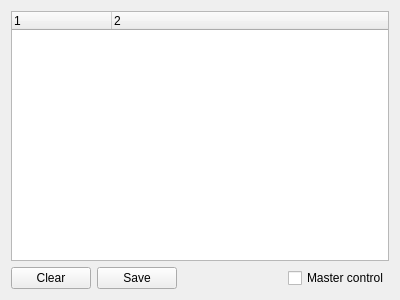
This is lib/cfclient/ui/toolboxes/crtpSharkToolbox.ui in bitcraze/crazyflie-clients-python as Qt 5 draws it before an edit. The edited form follows.
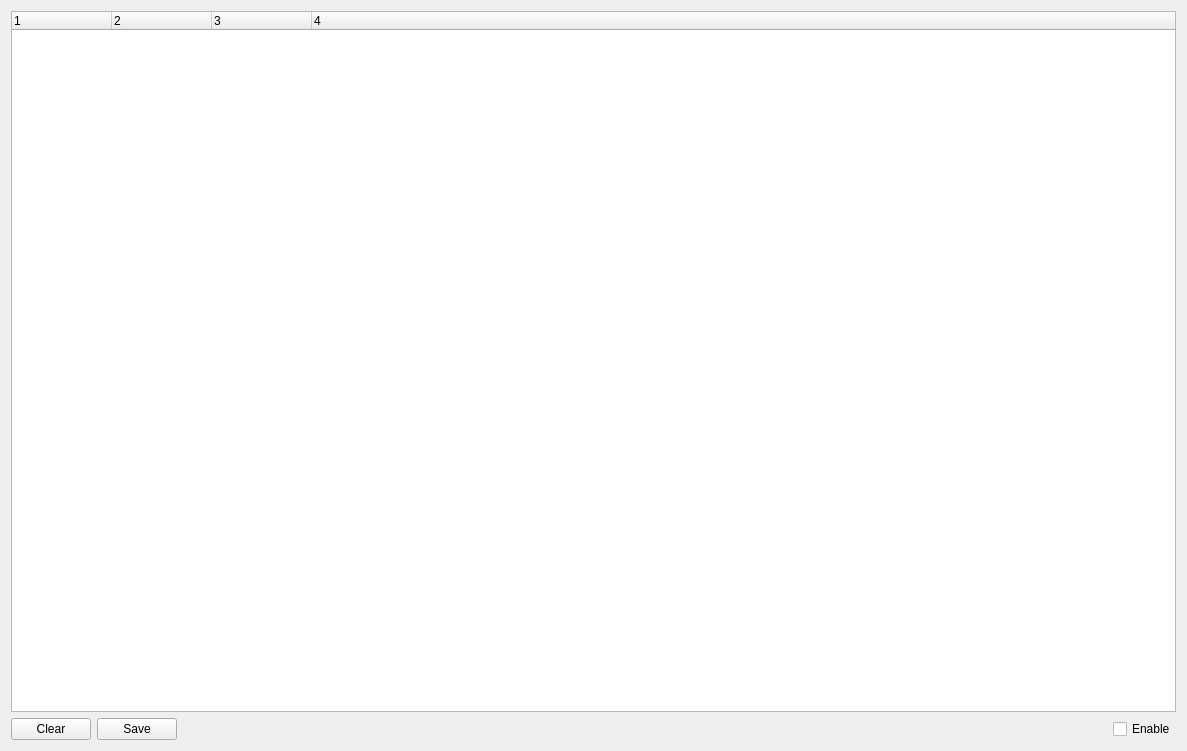
This is the edited form.

Commit message: Improvements to CrtpShark toolbox. Closes #105.

Patch:
```diff
--- a/lib/cfclient/ui/toolboxes/crtpSharkToolbox.ui
+++ b/lib/cfclient/ui/toolboxes/crtpSharkToolbox.ui
@@ -6,8 +6,8 @@
    <rect>
     <x>0</x>
     <y>0</y>
-    <width>400</width>
-    <height>300</height>
+    <width>1187</width>
+    <height>751</height>
    </rect>
   </property>
   <property name="windowTitle">
@@ -17,7 +17,7 @@
    <item>
     <widget class="QTreeWidget" name="logTree">
      <property name="columnCount">
-      <number>2</number>
+      <number>4</number>
      </property>
      <attribute name="headerDefaultSectionSize">
       <number>100</number>
@@ -29,7 +29,17 @@
      </column>
      <column>
       <property name="text">
-       <string notr="true">2</string>
+       <string>2</string>
+      </property>
+     </column>
+     <column>
+      <property name="text">
+       <string>3</string>
+      </property>
+     </column>
+     <column>
+      <property name="text">
+       <string notr="true">4</string>
       </property>
      </column>
     </widget>
@@ -66,7 +76,7 @@
      <item>
       <widget class="QCheckBox" name="masterCheck">
        <property name="text">
-        <string>Master control</string>
+        <string>Enable</string>
        </property>
       </widget>
      </item>
```
The commit also changes 2 other files.
